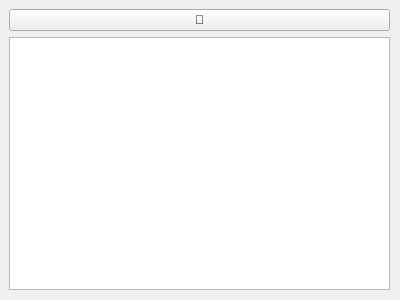
First picture: the form in qsequoia2/scripts/forest_data/forest_data.ui, repository SequoiApp/Qsequoia2, before the edit.
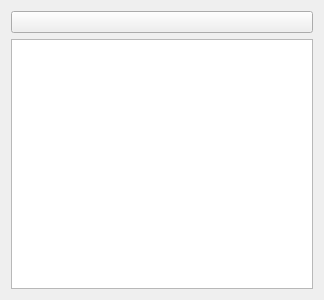
Second picture: the form after the edit.

Commit message: start refactor forest data

The edit to the form file:
```diff
--- a/qsequoia2/scripts/forest_data/forest_data.ui
+++ b/qsequoia2/scripts/forest_data/forest_data.ui
@@ -6,30 +6,27 @@
    <rect>
     <x>0</x>
     <y>0</y>
-    <width>400</width>
+    <width>324</width>
     <height>300</height>
    </rect>
   </property>
   <property name="windowTitle">
    <string>forest_data</string>
   </property>
-  <widget class="QWidget" name="verticalLayoutWidget">
-   <property name="geometry">
-    <rect>
-     <x>9</x>
-     <y>9</y>
-     <width>381</width>
-     <height>281</height>
-    </rect>
-   </property>
    <layout class="QVBoxLayout" name="verticalLayout">
     <item>
      <widget class="QPushButton" name="btn_update">
+     <property name="sizePolicy">
+      <sizepolicy hsizetype="Expanding" vsizetype="Fixed">
+       <horstretch>0</horstretch>
+       <verstretch>0</verstretch>
+      </sizepolicy>
+     </property>
       <property name="toolTip">
        <string>Actualisation des données</string>
       </property>
       <property name="text">
-       <string>🔄</string>
+      <string/>
       </property>
      </widget>
     </item>
@@ -37,7 +34,6 @@
      <widget class="QTextBrowser" name="txt_html"/>
     </item>
    </layout>
-  </widget>
  </widget>
  <resources/>
  <connections/>
```
Lines whose indentation alone changed are shown as unchanged. The commit also changes 3 other files.
